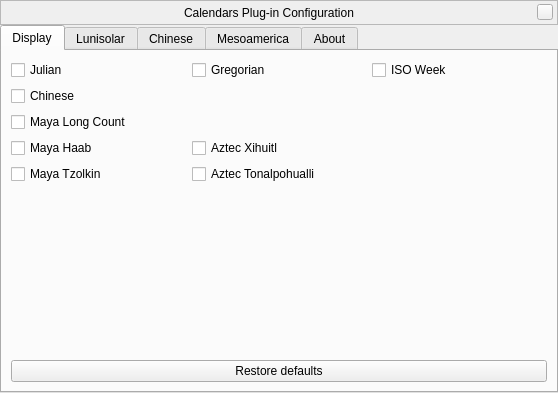
Stellarium/stellarium, file plugins/Calendars/src/gui/calendarsDialog.ui: the form before one commit.
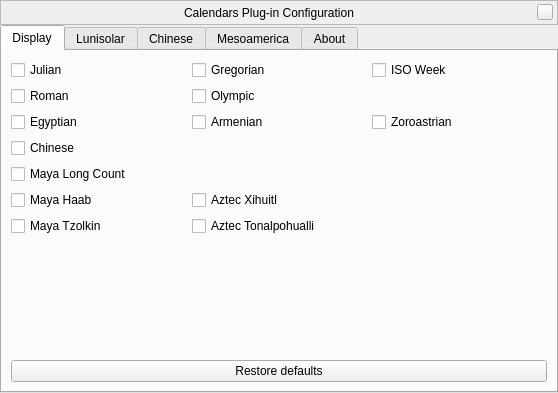
The form after the commit. The open tabs and pages were chosen to show the change. Custom widgets are drawn as their Qt base class.

Commit message: Add 5 calendars from classical antiquity and the Near East

What changed in the file:
```diff
--- a/plugins/Calendars/src/gui/calendarsDialog.ui
+++ b/plugins/Calendars/src/gui/calendarsDialog.ui
@@ -210,6 +210,41 @@
            </property>
           </widget>
          </item>
+         <item row="2" column="0">
+          <widget class="QCheckBox" name="egyptianCheckBox">
+           <property name="text">
+            <string>Egyptian</string>
+           </property>
+          </widget>
+         </item>
+         <item row="2" column="1">
+          <widget class="QCheckBox" name="armenianCheckBox">
+           <property name="text">
+            <string>Armenian</string>
+           </property>
+          </widget>
+         </item>
+         <item row="2" column="2">
+          <widget class="QCheckBox" name="zoroastrianCheckBox">
+           <property name="text">
+            <string>Zoroastrian</string>
+           </property>
+          </widget>
+         </item>
+         <item row="1" column="0">
+          <widget class="QCheckBox" name="romanCheckBox">
+           <property name="text">
+            <string>Roman</string>
+           </property>
+          </widget>
+         </item>
+         <item row="1" column="1">
+          <widget class="QCheckBox" name="olympicCheckBox">
+           <property name="text">
+            <string>Olympic</string>
+           </property>
+          </widget>
+         </item>
         </layout>
        </item>
        <item>
```
Left out of the diff: 2 changed lines with no effect on the pictures. The commit also changes 21 other files.
